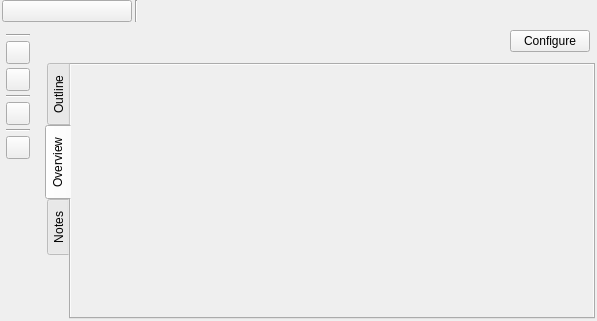
First picture: the form in ui/story_structure_settings.ui, repository zkovari/plotlyst, before the edit.
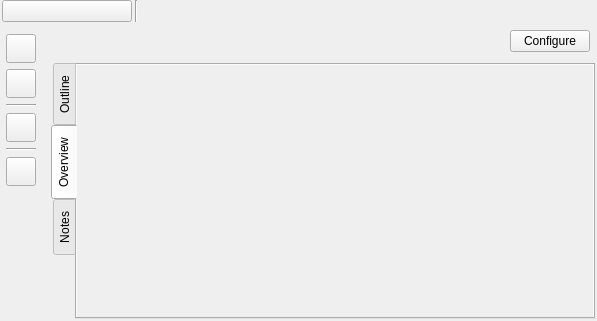
Second picture: the form after the edit. The open tabs and pages were chosen to show the change. Custom widgets are drawn as their Qt base class.

Commit message: fix id problems for template beats like midpoint

```diff
--- a/ui/story_structure_settings.ui
+++ b/ui/story_structure_settings.ui
@@ -96,18 +96,11 @@
       <widget class="QWidget" name="wdgSidebar" native="true">
        <layout class="QVBoxLayout" name="verticalLayout">
         <property name="spacing">
-         <number>4</number>
+         <number>6</number>
         </property>
         <property name="leftMargin">
          <number>4</number>
         </property>
-        <item>
-         <widget class="Line" name="line_4">
-          <property name="orientation">
-           <enum>Qt::Horizontal</enum>
-          </property>
-         </widget>
-        </item>
         <item alignment="Qt::AlignHCenter">
          <widget class="QToolButton" name="btnEdit">
           <property name="cursor">
@@ -119,6 +112,15 @@
           <property name="text">
            <string/>
           </property>
+          <property name="iconSize">
+           <size>
+            <width>22</width>
+            <height>22</height>
+           </size>
+          </property>
+          <property name="shortcut">
+           <string>Ctrl+S</string>
+          </property>
           <property name="transparent" stdset="0">
            <bool>true</bool>
           </property>
@@ -135,6 +137,15 @@
           <property name="text">
            <string/>
           </property>
+          <property name="iconSize">
+           <size>
+            <width>22</width>
+            <height>22</height>
+           </size>
+          </property>
+          <property name="shortcut">
+           <string>Ctrl+S</string>
+          </property>
           <property name="transparent" stdset="0">
            <bool>true</bool>
           </property>
@@ -158,6 +169,15 @@
           <property name="text">
            <string/>
           </property>
+          <property name="iconSize">
+           <size>
+            <width>22</width>
+            <height>22</height>
+           </size>
+          </property>
+          <property name="shortcut">
+           <string>Ctrl+S</string>
+          </property>
           <property name="transparent" stdset="0">
            <bool>true</bool>
           </property>
@@ -181,6 +201,15 @@
           <property name="text">
            <string/>
           </property>
+          <property name="iconSize">
+           <size>
+            <width>22</width>
+            <height>22</height>
+           </size>
+          </property>
+          <property name="shortcut">
+           <string>Ctrl+S</string>
+          </property>
           <property name="transparent" stdset="0">
            <bool>true</bool>
           </property>
@@ -332,8 +361,8 @@
                <rect>
                 <x>0</x>
                 <y>0</y>
-                <width>100</width>
-                <height>30</height>
+                <width>516</width>
+                <height>245</height>
                </rect>
               </property>
               <property name="sizePolicy">
```
Left out of the diff: 8 changed lines with no effect on the pictures. The commit also changes 2 other files.
